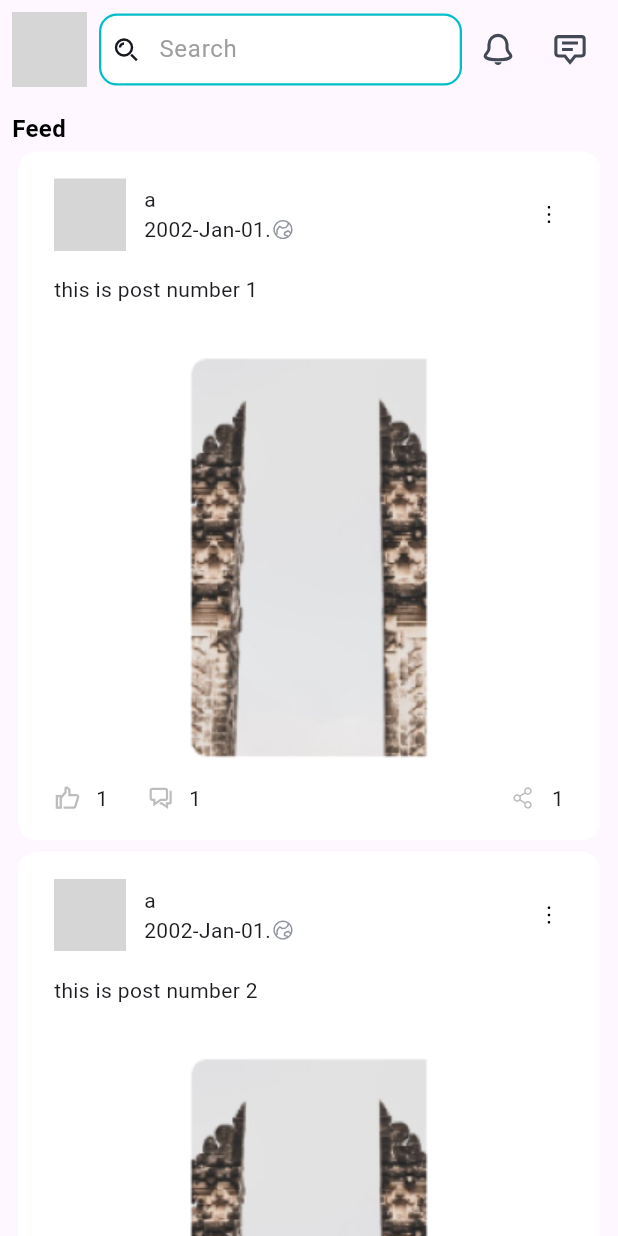
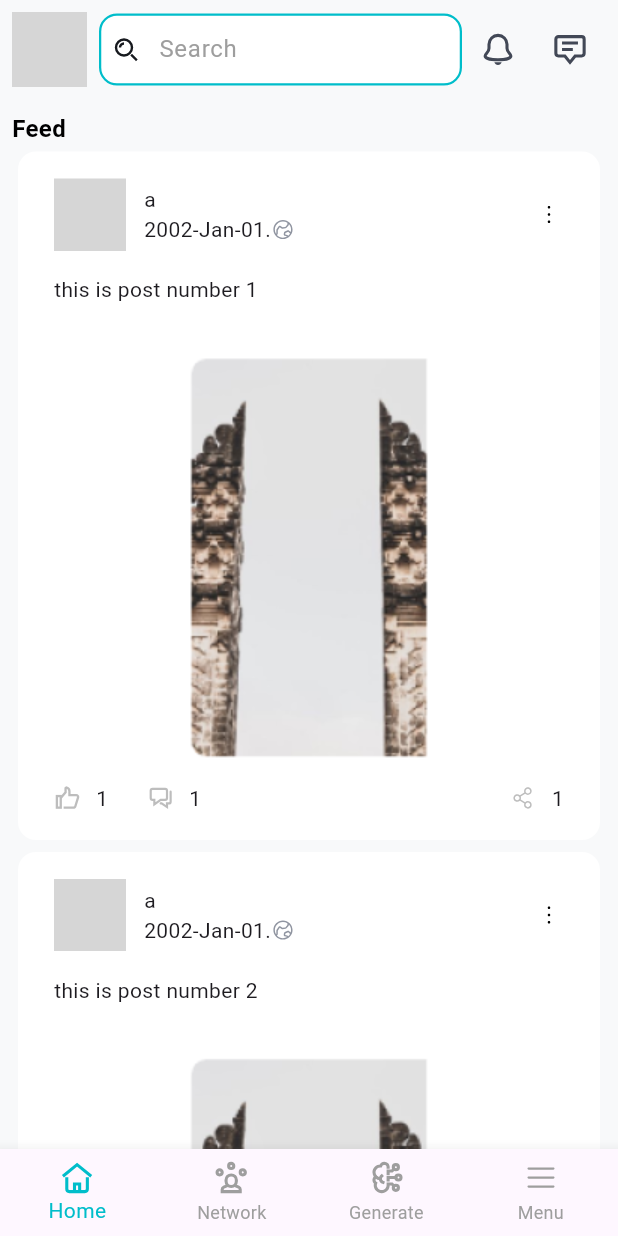
Before and after one commit to sketch-intelligence/sketch_app, a Flutter app: the HomeView screen opened by its route, on a phone screen of 412 x 824 dp. Run offline on Flutter 3.47's test engine with Material 3 defaults, Android fonts, the phone set to English and light mode, and no system bars; our stand-ins replace bloc, flutter_svg, font_awesome_flutter, go_router; project files that could hold a hidden picture were left out; grey boxes are pictures that could not be loaded.

Commit message:
added post details view with the comments

```diff
--- a/lib/core/utils/app_router.dart
+++ b/lib/core/utils/app_router.dart
@@ -1,12 +1,16 @@
+import 'package:flutter/material.dart';
 import 'package:go_router/go_router.dart';
 import 'package:sketch/features/auth/presentation/views/login_view.dart';
 import 'package:sketch/features/auth/presentation/views/register_view.dart';
+import 'package:sketch/features/home/presentation/data/models/post_model.dart';
 import 'package:sketch/features/home/presentation/views/home_view.dart';
+import 'package:sketch/features/home/presentation/views/widgets/post_details_view.dart';
 
 abstract class AppRouter {
   static const kLoginView = '/';
   static const kRegisterView = '/registerView';
   static const kHomeView = '/homeView';
+  static const kPostDetailsView = '/postDetailsView';
 
   static final router = GoRouter(
     routes: [
@@ -21,7 +25,16 @@ abstract class AppRouter {
       GoRoute(
         path: kHomeView,
         builder: (context, state) => const HomeView(),
-      )
+      ),
+      GoRoute(
+        path: kPostDetailsView,
+        builder: (BuildContext context, GoRouterState state) {
+          final post = state.extra as PostModel;
+          return PostDetailsView(
+            post: post,
+          );
+        },
+      ),
     ],
   );
 }
--- a/lib/features/home/presentation/views/home_view.dart
+++ b/lib/features/home/presentation/views/home_view.dart
@@ -1,6 +1,7 @@
 import 'package:flutter/material.dart';
 import 'package:sketch/core/utils/adaptive_layout.dart';
 import 'package:sketch/core/utils/size_config.dart';
+import 'package:sketch/features/home/presentation/views/widgets/bottom_navigation_bar.dart';
 import 'package:sketch/features/home/presentation/views/widgets/mobile_home_view_body.dart';
 
 class HomeView extends StatelessWidget {
@@ -10,11 +11,13 @@ class HomeView extends StatelessWidget {
   Widget build(BuildContext context) {
     SizeConfig.init(context);
     return Scaffold(
+      backgroundColor: const Color(0xfff8f9fa),
       body: AdaptiveLayout(
         mobileLayout: (context) => const HomeViewBody(),
         tabletLayout: (context) => const SizedBox(),
         desktopLayout: (context) => const SizedBox(),
       ),
+      bottomNavigationBar: const CustomBottomNavigationBar(),
     );
   }
 }
--- /dev/null
+++ b/lib/features/home/presentation/views/widgets/bottom_navigation_bar.dart
@@ -0,0 +1,67 @@
+import 'package:flutter/material.dart';
+import 'package:flutter_svg/svg.dart';
+import 'package:sketch/constants.dart';
+import 'package:sketch/core/utils/app_assets.dart';
+
+class CustomBottomNavigationBar extends StatefulWidget {
+  const CustomBottomNavigationBar({
+    super.key,
+  });
+
+  @override
+  State<CustomBottomNavigationBar> createState() =>
+      _CustomBottomNavigationBarState();
+}
+
+class _CustomBottomNavigationBarState extends State<CustomBottomNavigationBar> {
+  int _selectedIndex = 0;
+
+  void _onItemTapped(int index) {
+    setState(() {
+      _selectedIndex = index;
+    });
+  }
+
+  @override
+  Widget build(BuildContext context) {
+    return BottomNavigationBar(
+      currentIndex: _selectedIndex,
+      onTap: _onItemTapped,
+      type: BottomNavigationBarType.fixed,
+      selectedItemColor: kPrimaryColor,
+      unselectedItemColor: Colors.grey, // Unselected color
+      showSelectedLabels: true,
+      showUnselectedLabels: true,
+      items: [
+        BottomNavigationBarItem(
+          icon: SvgPicture.asset(
+            Assets.imagesHome,
+            color: _selectedIndex == 0 ? kPrimaryColor : Colors.grey,
+          ),
+          label: 'Home',
+        ),
+        BottomNavigationBarItem(
+          icon: SvgPicture.asset(
+            Assets.imagesNetwork,
+            color: _selectedIndex == 1 ? kPrimaryColor : Colors.grey,
+          ),
+          label: 'Network',
+        ),
+        BottomNavigationBarItem(
+          icon: SvgPicture.asset(
+            Assets.imagesArtificialBrain,
+            color: _selectedIndex == 2 ? kPrimaryColor : Colors.grey,
+          ),
+          label: 'Generate',
+        ),
+        BottomNavigationBarItem(
+          icon: SvgPicture.asset(
+            Assets.imagesList,
+            color: _selectedIndex == 3 ? kPrimaryColor : Colors.grey,
+          ),
+          label: 'Menu',
+        ),
+      ],
+    );
+  }
+}
--- a/lib/features/home/presentation/views/widgets/mobile_home_view_body.dart
+++ b/lib/features/home/presentation/views/widgets/mobile_home_view_body.dart
@@ -20,8 +20,11 @@ class HomeViewBody extends StatelessWidget {
           commentOwner: PersonModel(userName: 'a'),
           reactions: [
             ReactionModel(
-                reactedOwner: PersonModel(userName: 'a'), reactionType: 's')
+              reactedOwner: PersonModel(userName: 'a'),
+              reactionType: 's',
+            )
           ],
+          commentDate: DateFormat('yyyy-MMM-dd').format(DateTime(2002)),
         )
       ],
       reactions: [
@@ -50,6 +53,7 @@ class HomeViewBody extends StatelessWidget {
               reactionType: 's',
             )
           ],
+          commentDate: DateFormat('yyyy-MMM-dd').format(DateTime(2002)),
         )
       ],
       reactions: [
--- a/lib/features/home/presentation/views/widgets/post_list_view_item.dart
+++ b/lib/features/home/presentation/views/widgets/post_list_view_item.dart
@@ -1,4 +1,6 @@
 import 'package:flutter/material.dart';
+import 'package:go_router/go_router.dart';
+import 'package:sketch/core/utils/app_router.dart';
 import 'package:sketch/features/home/presentation/data/models/post_model.dart';
 import 'package:sketch/features/home/presentation/views/widgets/post_body.dart';
 import 'package:sketch/features/home/presentation/views/widgets/post_header.dart';
@@ -9,7 +11,11 @@ class PostListViewItem extends StatelessWidget {
   final PostModel postModel;
   @override
   Widget build(BuildContext context) {
-    return Card(
+    return GestureDetector(
+      onTap: () {
+        GoRouter.of(context).push(AppRouter.kPostDetailsView, extra: postModel);
+      },
+      child: Card(
         color: Colors.white,
         elevation: 0,
         child: Padding(
@@ -22,6 +28,7 @@ class PostListViewItem extends StatelessWidget {
             ],
           ),
         ),
+      ),
     );
   }
 }
```
Also changed, not shown: lib/features/home/presentation/data/models/comment_model.dart (+11 -3 lines), lib/features/home/presentation/views/widgets/comment_item.dart (added, +75 -0 lines), lib/features/home/presentation/views/widgets/post_details_view.dart (added, +83 -0 lines). Lines whose indentation alone changed are shown as unchanged.
